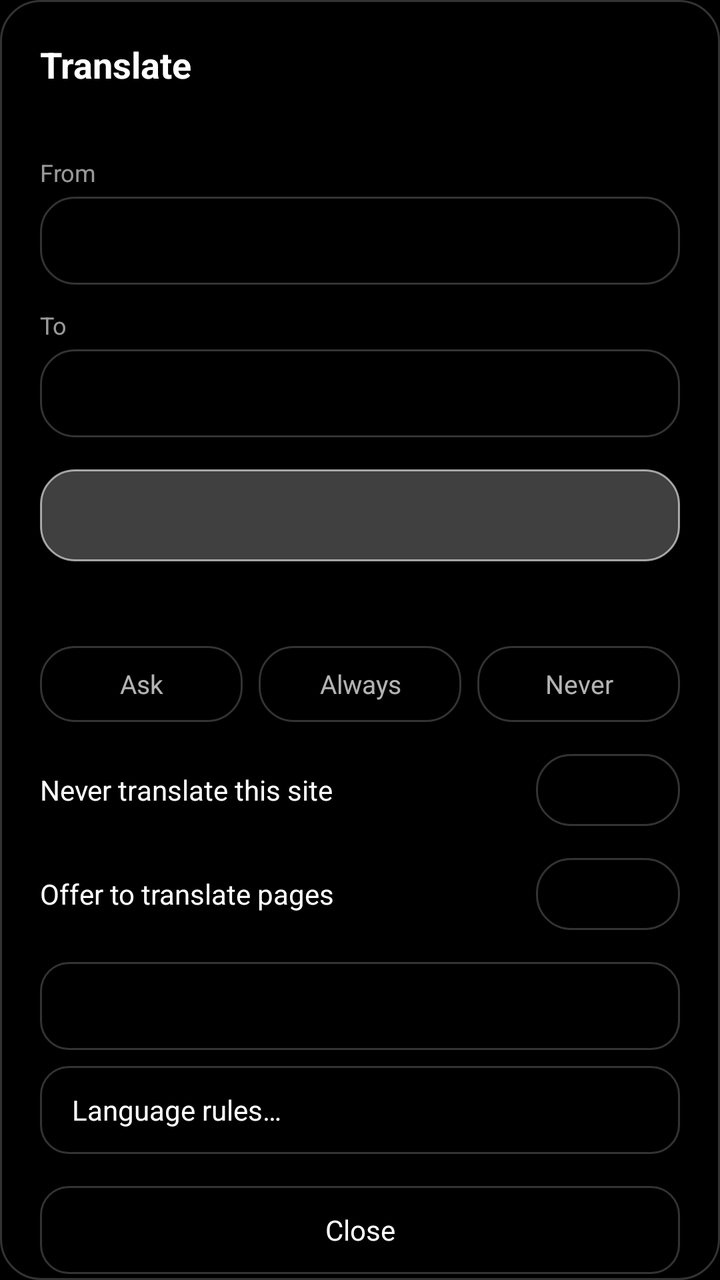
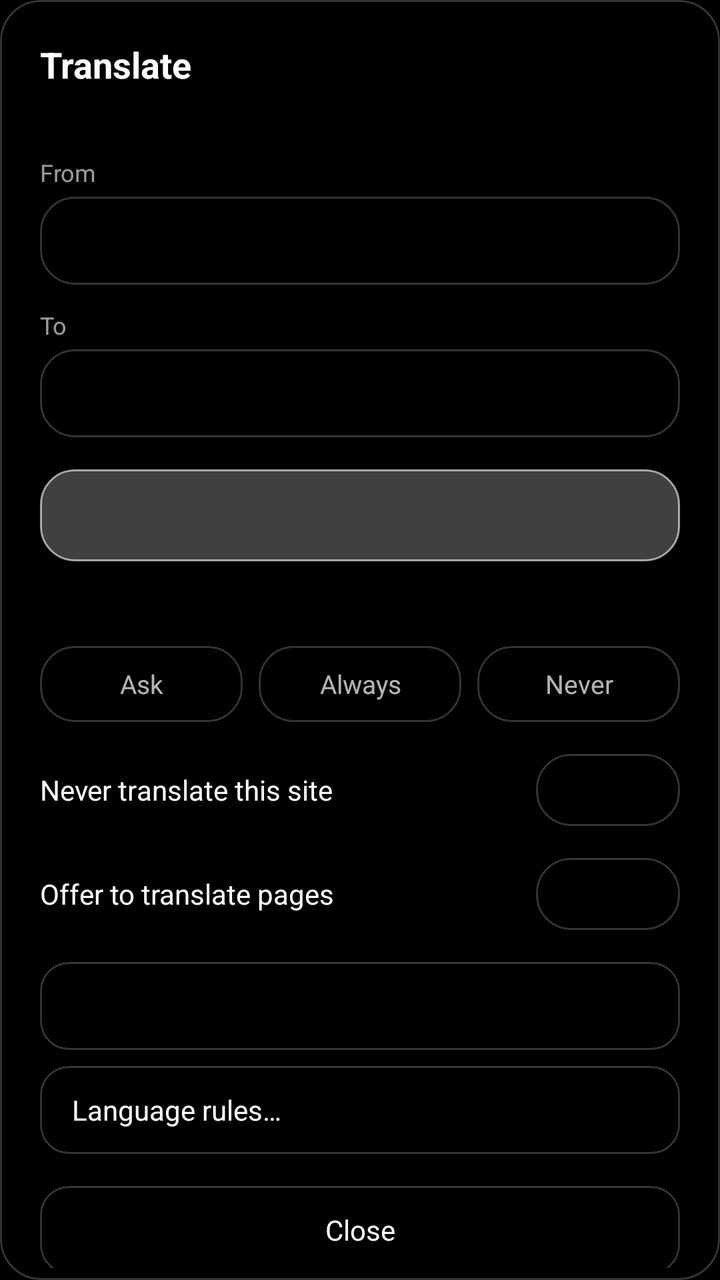

The first picture is an Android layout as it rendered before a commit; the second is the same layout after the commit. The layout source and the unified diff follow.
<!-- AndroidManifest.xml: application theme Theme.SpoonGecko -->
<!-- res/layout/dialog_translate.xml -->
<?xml version="1.0" encoding="utf-8"?>
<ScrollView xmlns:android="http://schemas.android.com/apk/res/android"
    android:layout_width="match_parent"
    android:layout_height="wrap_content"
    android:background="@drawable/bg_glass_dialog"
    android:scrollbars="none">

    <LinearLayout
        android:layout_width="match_parent"
        android:layout_height="wrap_content"
        android:orientation="vertical"
        android:padding="20dp">

        <TextView
            android:id="@+id/tr_title"
            android:layout_width="match_parent"
            android:layout_height="wrap_content"
            android:text="Translate"
            android:textColor="#FFFFFFFF"
            android:textSize="18sp"
            android:textStyle="bold"
            android:paddingBottom="4dp" />

        <TextView
            android:id="@+id/tr_status"
            android:layout_width="match_parent"
            android:layout_height="wrap_content"
            android:textColor="#99FFFFFF"
            android:textSize="13sp"
            android:paddingBottom="12dp" />

        <LinearLayout
            android:id="@+id/tr_page_group"
            android:layout_width="match_parent"
            android:layout_height="wrap_content"
            android:orientation="vertical">

            <TextView
                android:layout_width="wrap_content"
                android:layout_height="wrap_content"
                android:text="From"
                android:textColor="#99FFFFFF"
                android:textSize="12sp"
                android:paddingBottom="4dp" />

            <TextView
                android:id="@+id/tr_from"
                android:layout_width="match_parent"
                android:layout_height="44dp"
                android:gravity="center_vertical"
                android:paddingStart="16dp"
                android:paddingEnd="16dp"
                android:textColor="#FFFFFFFF"
                android:textSize="14sp"
                android:background="@drawable/bg_chip"
                android:clickable="true"
                android:focusable="true" />

            <TextView
                android:layout_width="wrap_content"
                android:layout_height="wrap_content"
                android:text="To"
                android:textColor="#99FFFFFF"
                android:textSize="12sp"
                android:paddingTop="12dp"
                android:paddingBottom="4dp" />

            <TextView
                android:id="@+id/tr_to"
                android:layout_width="match_parent"
                android:layout_height="44dp"
                android:gravity="center_vertical"
                android:paddingStart="16dp"
                android:paddingEnd="16dp"
                android:textColor="#FFFFFFFF"
                android:textSize="14sp"
                android:background="@drawable/bg_chip"
                android:clickable="true"
                android:focusable="true" />

            <TextView
                android:id="@+id/tr_action"
                android:layout_width="match_parent"
                android:layout_height="46dp"
                android:layout_marginTop="16dp"
                android:gravity="center"
                android:textColor="#FFFFFFFF"
                android:textSize="15sp"
                android:textStyle="bold"
                android:background="@drawable/bg_chip_selected"
                android:clickable="true"
                android:focusable="true" />

            <TextView
                android:id="@+id/tr_rule_label"
                android:layout_width="match_parent"
                android:layout_height="wrap_content"
                android:textColor="#99FFFFFF"
                android:textSize="12sp"
                android:paddingTop="20dp"
                android:paddingBottom="6dp" />

            <LinearLayout
                android:id="@+id/tr_rule_row"
                android:layout_width="match_parent"
                android:layout_height="wrap_content"
                android:orientation="horizontal">

                <TextView
                    android:id="@+id/tr_rule_ask"
                    android:layout_width="0dp"
                    android:layout_height="38dp"
                    android:layout_weight="1"
                    android:layout_marginEnd="4dp"
                    android:gravity="center"
                    android:text="Ask"
                    android:textSize="13sp"
                    android:background="@drawable/bg_chip"
                    android:clickable="true"
                    android:focusable="true" />

                <TextView
                    android:id="@+id/tr_rule_always"
                    android:layout_width="0dp"
                    android:layout_height="38dp"
                    android:layout_weight="1"
                    android:layout_marginStart="4dp"
                    android:layout_marginEnd="4dp"
                    android:gravity="center"
                    android:text="Always"
                    android:textSize="13sp"
                    android:background="@drawable/bg_chip"
                    android:clickable="true"
                    android:focusable="true" />

                <TextView
                    android:id="@+id/tr_rule_never"
                    android:layout_width="0dp"
                    android:layout_height="38dp"
                    android:layout_weight="1"
                    android:layout_marginStart="4dp"
                    android:gravity="center"
                    android:text="Never"
                    android:textSize="13sp"
                    android:background="@drawable/bg_chip"
                    android:clickable="true"
                    android:focusable="true" />
            </LinearLayout>

            <LinearLayout
                android:id="@+id/tr_site_row"
                android:layout_width="match_parent"
                android:layout_height="wrap_content"
                android:orientation="horizontal"
                android:gravity="center_vertical"
                android:paddingTop="16dp">

                <TextView
                    android:id="@+id/tr_site_label"
                    android:layout_width="0dp"
                    android:layout_height="wrap_content"
                    android:layout_weight="1"
                    android:text="Never translate this site"
                    android:textColor="#FFFFFFFF"
                    android:textSize="14sp" />

                <TextView
                    android:id="@+id/tr_site_toggle"
                    android:layout_width="72dp"
                    android:layout_height="36dp"
                    android:gravity="center"
                    android:textSize="13sp"
                    android:background="@drawable/bg_chip"
                    android:clickable="true"
                    android:focusable="true" />
            </LinearLayout>
        </LinearLayout>

        <LinearLayout
            android:layout_width="match_parent"
            android:layout_height="wrap_content"
            android:orientation="horizontal"
            android:gravity="center_vertical"
            android:paddingTop="16dp">

            <TextView
                android:layout_width="0dp"
                android:layout_height="wrap_content"
                android:layout_weight="1"
                android:text="Offer to translate pages"
                android:textColor="#FFFFFFFF"
                android:textSize="14sp" />

            <TextView
                android:id="@+id/tr_offers_toggle"
                android:layout_width="72dp"
                android:layout_height="36dp"
                android:gravity="center"
                android:textSize="13sp"
                android:background="@drawable/bg_chip"
                android:clickable="true"
                android:focusable="true" />
        </LinearLayout>

        <TextView
            android:id="@+id/tr_target_row"
            android:layout_width="match_parent"
            android:layout_height="44dp"
            android:layout_marginTop="16dp"
            android:gravity="center_vertical"
            android:paddingStart="16dp"
            android:paddingEnd="16dp"
            android:textColor="#FFFFFFFF"
            android:textSize="14sp"
            android:background="@drawable/bg_glass_button"
            android:clickable="true"
            android:focusable="true" />

        <TextView
            android:id="@+id/tr_rules"
            android:layout_width="match_parent"
            android:layout_height="44dp"
            android:layout_marginTop="8dp"
            android:gravity="center_vertical"
            android:paddingStart="16dp"
            android:paddingEnd="16dp"
            android:text="Language rules…"
            android:textColor="#FFFFFFFF"
            android:textSize="14sp"
            android:background="@drawable/bg_glass_button"
            android:clickable="true"
            android:focusable="true" />

        <TextView
            android:id="@+id/tr_close"
            android:layout_width="match_parent"
            android:layout_height="44dp"
            android:layout_marginTop="16dp"
            android:gravity="center"
            android:text="Close"
            android:textColor="#FFFFFFFF"
            android:textSize="14sp"
            android:background="@drawable/bg_glass_button"
            android:clickable="true"
            android:focusable="true" />
    </LinearLayout>
</ScrollView>
<!-- resources referenced by this layout -->
<resources>
  <!-- drawable bg_chip (drawable) -->
  <?xml version="1.0" encoding="utf-8"?>
  <shape xmlns:android="http://schemas.android.com/apk/res/android">
      <corners android:radius="17dp" />
      <solid android:color="#B3000000" />
      <stroke android:width="1dp" android:color="#33FFFFFF" />
  </shape>
  <!-- drawable bg_chip_selected (drawable) -->
  <?xml version="1.0" encoding="utf-8"?>
  <shape xmlns:android="http://schemas.android.com/apk/res/android">
      <corners android:radius="17dp" />
      <solid android:color="#40FFFFFF" />
      <stroke android:width="1dp" android:color="#99FFFFFF" />
  </shape>
  <!-- drawable bg_glass_button (drawable) -->
  <?xml version="1.0" encoding="utf-8"?>
  <shape xmlns:android="http://schemas.android.com/apk/res/android">
      <corners android:radius="14dp" />
      <solid android:color="#B3000000" />
      <stroke android:width="1dp" android:color="#33FFFFFF" />
  </shape>
  <!-- drawable bg_glass_dialog (drawable) -->
  <?xml version="1.0" encoding="utf-8"?>
  <shape xmlns:android="http://schemas.android.com/apk/res/android">
      <corners android:radius="20dp" />
      <solid android:color="#EE000000" />
      <stroke android:width="1dp" android:color="#33FFFFFF" />
  </shape>
  <style name="Theme.SpoonGecko" parent="@android:style/Theme.Material.NoActionBar">
          <item name="android:windowBackground">@android:color/black</item>
          <item name="android:colorBackground">@android:color/black</item>
          <item name="android:statusBarColor">@android:color/transparent</item>
          <item name="android:navigationBarColor">@android:color/transparent</item>
          <item name="android:windowLightStatusBar">false</item>
          <item name="android:windowSplashScreenBackground">@android:color/black</item>
      </style>
</resources>

<!-- the commit's change to res/layout/dialog_translate.xml (unified diff, before → after) -->
@@ -1,15 +1,23 @@
 <?xml version="1.0" encoding="utf-8"?>
-<ScrollView xmlns:android="http://schemas.android.com/apk/res/android"
+<FrameLayout xmlns:android="http://schemas.android.com/apk/res/android"
     android:layout_width="match_parent"
     android:layout_height="wrap_content"
     android:background="@drawable/bg_glass_dialog"
-    android:scrollbars="none">
-
-    <LinearLayout
+    android:padding="6dp"
+    android:clipToOutline="true">
+
+    <ScrollView
+        android:id="@+id/tr_scroll"
         android:layout_width="match_parent"
         android:layout_height="wrap_content"
-        android:orientation="vertical"
-        android:padding="20dp">
+        android:overScrollMode="ifContentScrolls"
+        android:scrollbars="none">
+
+        <LinearLayout
+            android:layout_width="match_parent"
+            android:layout_height="wrap_content"
+            android:orientation="vertical"
+            android:padding="14dp">
 
         <TextView
             android:id="@+id/tr_title"
@@ -243,5 +251,6 @@
             android:background="@drawable/bg_glass_button"
             android:clickable="true"
             android:focusable="true" />
-    </LinearLayout>
-</ScrollView>
+        </LinearLayout>
+    </ScrollView>
+</FrameLayout>
